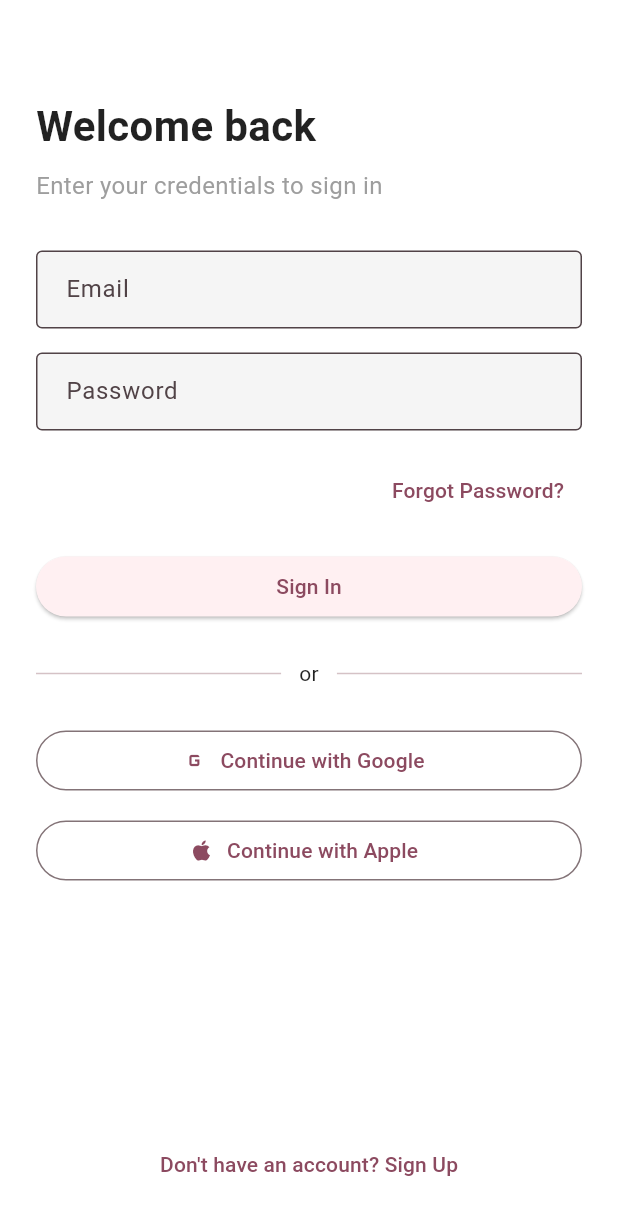
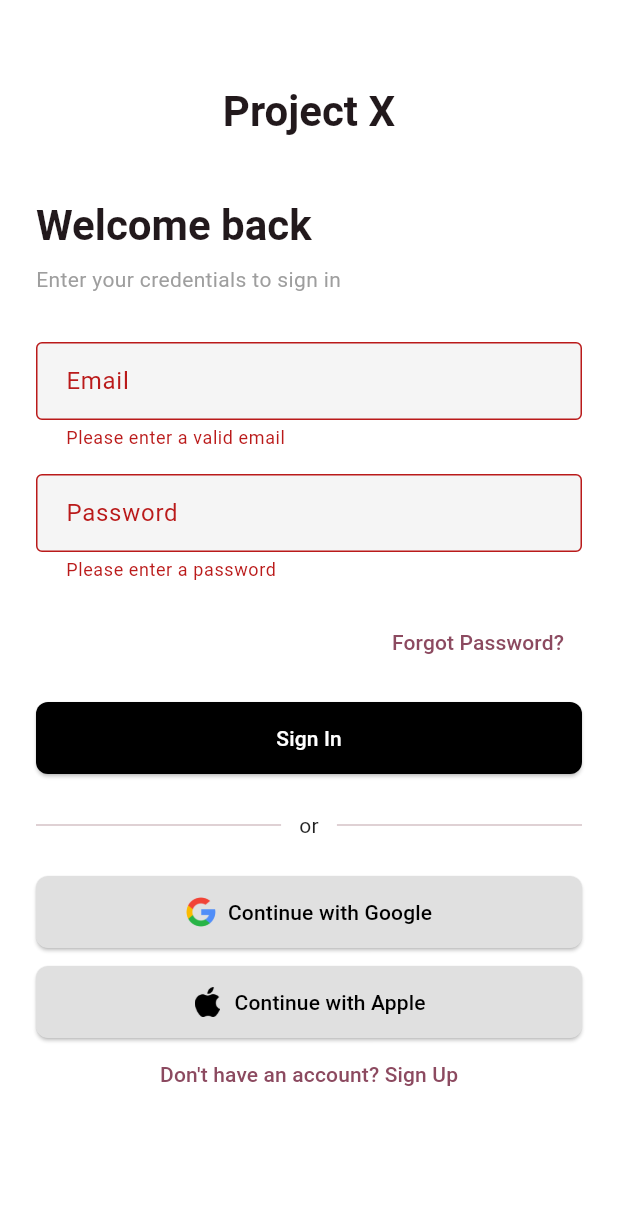
Before and after one commit to gitSujeet/Flutter-ProjectX, a Flutter app: the screen it shows after launch, after a tap on "Sign In", on a phone screen of 412 x 824 dp. Shown: the top 1215 px of the screen. Run offline on Flutter 3.47's test engine with Material 3 defaults, Android fonts, the phone set to English and light mode, and no system bars.

Commit message:
"Updated Code in Sign In and Sign Up Screens"

```diff
--- a/lib/screensUI/sign_in.dart
+++ b/lib/screensUI/sign_in.dart
@@ -11,44 +11,90 @@ class SignInScreen extends StatefulWidget {
 class _SignInScreenState extends State<SignInScreen> {
   final TextEditingController emailController = TextEditingController();
   final TextEditingController passwordController = TextEditingController();
+  final _formKey = GlobalKey<FormState>();
 
+  bool _isLoading = false;
+
+  void _onSignIn() {
+    if (_formKey.currentState?.validate() ?? false) {
+      setState(() => _isLoading = true);
+
+      // Simulate network delay
+      Future.delayed(const Duration(seconds: 2), () {
+        setState(() => _isLoading = false);
+        // TODO: Perform Firebase Auth or Next Navigation
+      });
+    }
+  }
 
 
   @override
   Widget build(BuildContext context) {
+    final theme = Theme.of(context);
+
     return Scaffold(
+      resizeToAvoidBottomInset: true,
       body: SafeArea(
+        child: SingleChildScrollView(
           child: Padding(
             padding: const EdgeInsets.all(24.0),
+            child: Form(
+              key:_formKey,
               child: Column(
-            crossAxisAlignment: CrossAxisAlignment.start,
+                crossAxisAlignment: CrossAxisAlignment.stretch,
                 children: [
+                  const SizedBox(height: 32),
+                  Center(
+                    child: Text(
+                      'Project X',
+                      style: theme.textTheme.headlineMedium?.copyWith(
+                        fontWeight: FontWeight.bold,
+                      ),
+                    ),
+                  ),
                   const SizedBox(height: 40),
-              const Text(
+                   Text(
                     'Welcome back',
-                style: TextStyle(fontSize: 28, fontWeight: FontWeight.bold),
+                     style: theme.textTheme.headlineMedium?.copyWith(
+                       fontWeight: FontWeight.bold,),
                   ),
                   const SizedBox(height: 8),
-              const Text(
+                  Text(
                     'Enter your credentials to sign in',
-                style: TextStyle(fontSize: 16, color: Colors.grey),
+                    style: theme.textTheme.bodyMedium?.copyWith(
+                      color: Colors.grey),
                   ),
                   const SizedBox(height: 32),
-              TextField(
+                  TextFormField(
                     controller: emailController,
                     decoration: const InputDecoration(
                       labelText: 'Email',
                       border: OutlineInputBorder(),
                     ),
+                    validator: (value) {
+                      if (value == null ||
+                          value.isEmpty ||
+                          !value.contains('@')) {
+                        return 'Please enter a valid email';
+                      }
+                      return null;
+                    },
                   ),
                   const SizedBox(height: 16),
-              TextField(
+                  TextFormField(
                     controller: passwordController,
                     obscureText: true,
                     decoration: const InputDecoration(
                       labelText: 'Password',
                       border: OutlineInputBorder(),
                     ),
+                    validator: (value) {
+                      if (value == null ||
+                          value.isEmpty) {
+                        return 'Please enter a password';
+                      }
+                      return null;
+                    },
                   ),
                   const SizedBox(height: 16),
                   Align(
@@ -61,14 +107,10 @@ class _SignInScreenState extends State<SignInScreen> {
                     ),
                   ),
                   const SizedBox(height: 16),
-              SizedBox(
-                width: double.infinity,
-                child: ElevatedButton(
-                  onPressed: () {
-                    // TODO: Handle Sign In
-                  },
-                  child: const Text('Sign In'),
-                ),
+                  PrimaryButton(
+                    label: "Sign In",
+                    onPressed: _onSignIn,
+                    isLoading: _isLoading,
                   ),
                   const SizedBox(height: 24),
                   Row(
@@ -82,28 +124,21 @@ class _SignInScreenState extends State<SignInScreen> {
                     ],
                   ),
                   const SizedBox(height: 24),
-              SizedBox(
-                width: double.infinity,
-                child: OutlinedButton.icon(
-                  onPressed: () {
-                    // TODO: Google Sign In
-                  },
-                  icon: const Icon(Icons.g_mobiledata),
-                  label: const Text('Continue with Google'),
-                ),
+                  PrimaryButton(
+                    label: "Continue with Google",
+                    onPressed: () {},
+                    backgroundColor: Colors.grey.shade300,
+                    textColor: Colors.black,
+                    leadingImage: const AssetImage("assets/google_logo.png"),
                   ),
                   const SizedBox(height: 12),
-              SizedBox(
-                width: double.infinity,
-                child: OutlinedButton.icon(
-                  onPressed: () {
-                    // TODO: Apple Sign In
-                  },
-                  icon: const Icon(Icons.apple),
-                  label: const Text('Continue with Apple'),
+                  PrimaryButton(
+                    label: "Continue with Apple",
+                    onPressed: () {},
+                    backgroundColor: Colors.grey.shade300,
+                    textColor: Colors.black,
+                    leadingImage: const AssetImage("assets/apple_logo.png"),
                   ),
-              ),
-              const Spacer(),
                   Center(
                     child: TextButton(
                       onPressed: () {
@@ -116,6 +151,8 @@ class _SignInScreenState extends State<SignInScreen> {
               ),
             ),
           ),
+        ),
+      ),
     );
   }
 }
--- a/lib/screensUI/sign_up.dart
+++ b/lib/screensUI/sign_up.dart
@@ -34,11 +34,13 @@ class _SignUpScreenState extends State<SignUpScreen> {
     super.dispose();
   }
 
+  @override
   Widget build(BuildContext context) {
     final theme = Theme.of(context);
 
     return Scaffold(
       body: SafeArea(
+        child: SingleChildScrollView(
           child: Padding(
             padding: const EdgeInsets.symmetric(horizontal: 24, vertical: 16),
             child: Form(
@@ -161,6 +163,7 @@ class _SignUpScreenState extends State<SignUpScreen> {
             ),
           ),
         ),
+      ),
     );
   }
 
```
Lines whose indentation alone changed are shown as unchanged.
